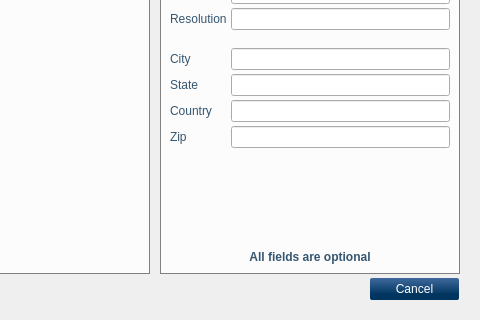
Above: client/ui/MainWindow.ui from open-eid/qdigidoc before the change; both pictures show x 170 to 650 and y 232 to 552 of the 650 by 552 pixel window. Below: the same form after it.
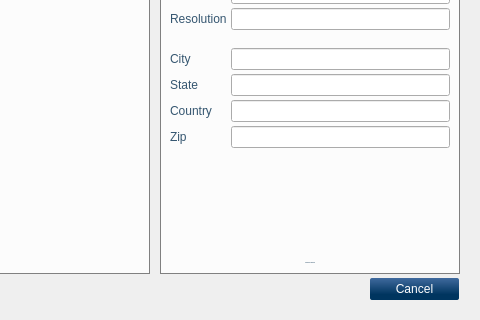
That is the form after the change. The open tabs and pages were chosen to show the change. Icons and pictures are not drawn. Custom widgets are drawn as their Qt base class.

Commit message:
update accessible info
Ticket: #8482

Patch:
```diff
--- a/client/ui/MainWindow.ui
+++ b/client/ui/MainWindow.ui
@@ -816,7 +816,10 @@
               <widget class="QLabel" name="signInfo">
                <property name="font">
                 <font>
+                 <family>Arial, Liberation Sans</family>
+                 <pointsize>-1</pointsize>
                  <weight>75</weight>
+                 <italic>false</italic>
                  <bold>true</bold>
                 </font>
                </property>
```
Left out of the diff: 18 changed lines with no effect on the pictures. The commit also changes 1 other file.
